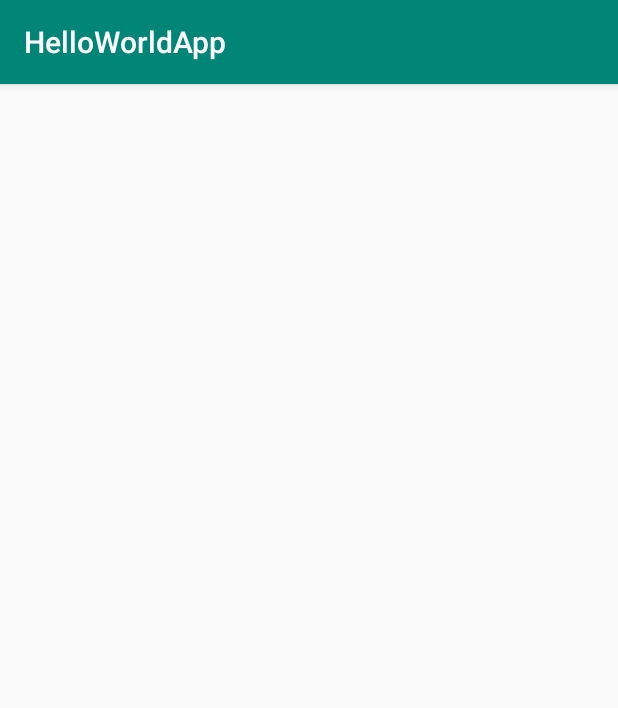
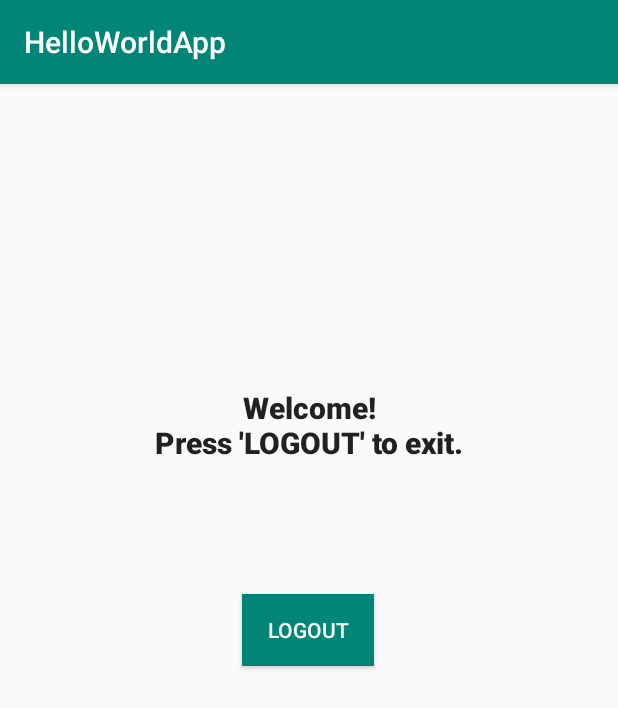
Before and after one commit to c-swa/web-and-mobile-programming, an Android app: the WelcomeActivity screen opened directly, with no data from a screen before it, on a phone screen of 412 x 824 dp. Shown: the top 708 px of the screen. Run offline under Robolectric (Android 15) with nearby library versions, the phone set to English and light mode, and no system bars.

Commit message:
ICP 8 Finalized
ICP has been completed, the login page has been complete.

```diff
--- a/ICP 8/Mobile_Lesson1/HelloWorldApp/app/src/main/java/com/csee5590/helloworldapp/WelcomeActivity.java
+++ b/ICP 8/Mobile_Lesson1/HelloWorldApp/app/src/main/java/com/csee5590/helloworldapp/WelcomeActivity.java
@@ -1,7 +1,10 @@
 package com.csee5590.helloworldapp;
 
+import android.content.Intent;
 import android.os.Bundle;
 import android.support.v7.app.AppCompatActivity;
+import android.view.View;
+import android.widget.Button;
 
 public class WelcomeActivity extends AppCompatActivity {
 
@@ -10,5 +13,18 @@ public class WelcomeActivity extends AppCompatActivity {
         super.onCreate(savedInstanceState);
         setContentView(R.layout.activity_welcome);
 
+        Button logoutButton = (Button) findViewById(R.id.logout_button);
+
+        logoutButton.setOnClickListener(new View.OnClickListener() {
+            @Override
+            public void onClick(View v){
+                try {
+                    Intent redirect = new Intent(WelcomeActivity.this, MainActivity.class);
+                    startActivity(redirect);
+                } catch (Exception e){
+                    System.out.println(e);
+                }
+            }
+        });
     }
 }
--- a/ICP 8/Mobile_Lesson1/HelloWorldApp/app/src/main/res/layout/activity_welcome.xml
+++ b/ICP 8/Mobile_Lesson1/HelloWorldApp/app/src/main/res/layout/activity_welcome.xml
@@ -1,6 +1,40 @@
 <?xml version="1.0" encoding="utf-8"?>
 <android.support.constraint.ConstraintLayout
-    xmlns:android="http://schemas.android.com/apk/res/android" android:layout_width="match_parent"
+    xmlns:android="http://schemas.android.com/apk/res/android"
+    xmlns:app="http://schemas.android.com/apk/res-auto"
+    xmlns:tools="http://schemas.android.com/tools"
+    android:layout_width="match_parent"
     android:layout_height="match_parent">
 
+    <Button
+        android:id="@+id/logout_button"
+        android:layout_width="wrap_content"
+        android:layout_height="wrap_content"
+        android:layout_marginTop="340dp"
+        android:text="LOGOUT"
+        app:layout_constraintEnd_toEndOf="parent"
+        app:layout_constraintHorizontal_bias="0.498"
+        app:layout_constraintStart_toStartOf="parent"
+        app:layout_constraintTop_toTopOf="parent"
+        android:background="@color/colorPrimary"
+        android:textColor="@color/colorAccent"
+        />
+
+    <TextView
+        android:id="@+id/textView"
+
+        android:textAppearance="@style/TextAppearance.AppCompat.Title"
+        android:layout_width="wrap_content"
+        android:layout_height="wrap_content"
+        android:layout_marginTop="180dp"
+        android:gravity="center_horizontal"
+        android:text="Welcome!\nPress 'LOGOUT' to exit."
+        app:layout_constraintBottom_toTopOf="@+id/logout_button"
+        app:layout_constraintEnd_toEndOf="parent"
+        app:layout_constraintStart_toStartOf="parent"
+        app:layout_constraintTop_toTopOf="parent"
+        app:layout_constraintVertical_bias="0.201"
+        android:textStyle="bold"
+
+        />
 </android.support.constraint.ConstraintLayout>
```
